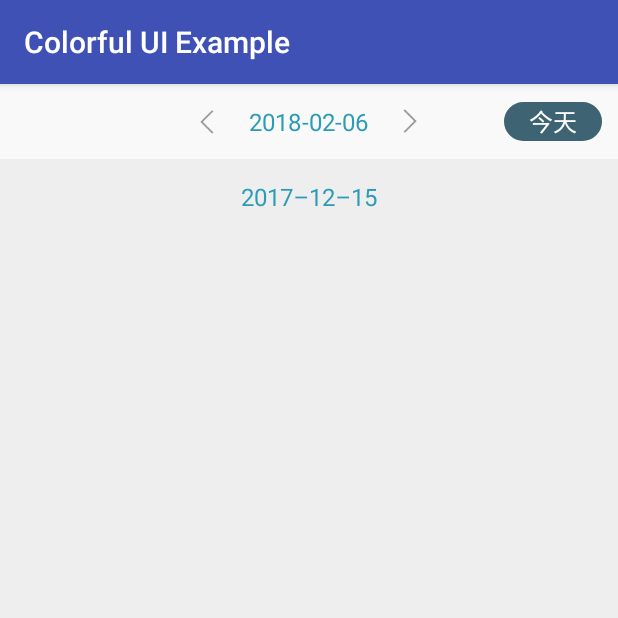
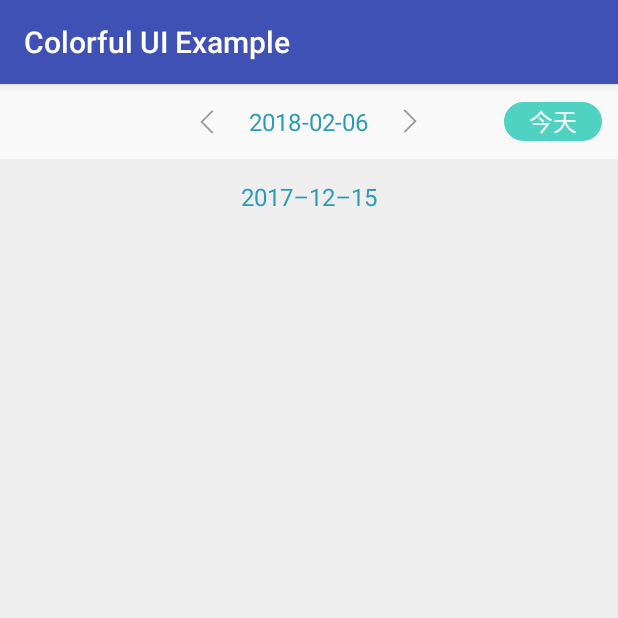
Before and after one commit to jxr202/colorful-ui, an Android app: the screen it shows after launch (MainActivity), on a phone screen of 412 x 824 dp, the top half of it. Run offline under Robolectric (Android 15) with nearby library versions, the phone set to English and light mode, and no system bars.

Commit message:
[Jiang]:自动适配UI颜色

```diff
--- a/colorful-ui-example/src/main/res/layout/activity_main.xml
+++ b/colorful-ui-example/src/main/res/layout/activity_main.xml
@@ -19,7 +19,7 @@
         jxr202:titleViewText="@string/date_title"
         jxr202:titleViewTextSize="16dp"
         jxr202:titleViewTextColor="#2C9BB6"
-        jxr202:todayTextBackground="@drawable/bg_date_today"
+        jxr202:todayTextBackground="#50D2C2"
         jxr202:todayText="@string/date_today"
         jxr202:todayTextSize="16dp"
         jxr202:todayTextColor="#ffffff"/>
--- a/colorful-ui/src/main/java/com/jxr202/colorful_ui/DateSelectView.java
+++ b/colorful-ui/src/main/java/com/jxr202/colorful_ui/DateSelectView.java
@@ -2,6 +2,7 @@ package com.jxr202.colorful_ui;
 
 import android.content.Context;
 import android.content.res.TypedArray;
+import android.graphics.drawable.GradientDrawable;
 import android.util.AttributeSet;
 import android.util.Log;
 import android.view.Gravity;
@@ -79,7 +80,13 @@ public class DateSelectView extends RelativeLayout {
         mDateToday.setText(array.getString(R.styleable.dateStyle_todayText));
         mDateToday.setTextSize(px2dip(array.getDimension(R.styleable.dateStyle_todayTextSize, 16)));
         mDateToday.setTextColor(array.getColor(R.styleable.dateStyle_todayTextColor, 0xffffffff));
-        mDateToday.setBackgroundResource(array.getResourceId(R.styleable.dateStyle_todayTextBackground, R.drawable.bg_date_today));
+
+        int backgroundColor = array.getColor(R.styleable.dateStyle_todayTextBackground, 0xff3e6373);
+        GradientDrawable drawable = new GradientDrawable();//创建drawable
+        drawable.setColor(backgroundColor);
+        drawable.setCornerRadius(dp2px(25));
+        drawable.setStroke(dp2px(1), backgroundColor);
+        mDateToday.setBackground(drawable);
 
         array.recycle();
 
```
